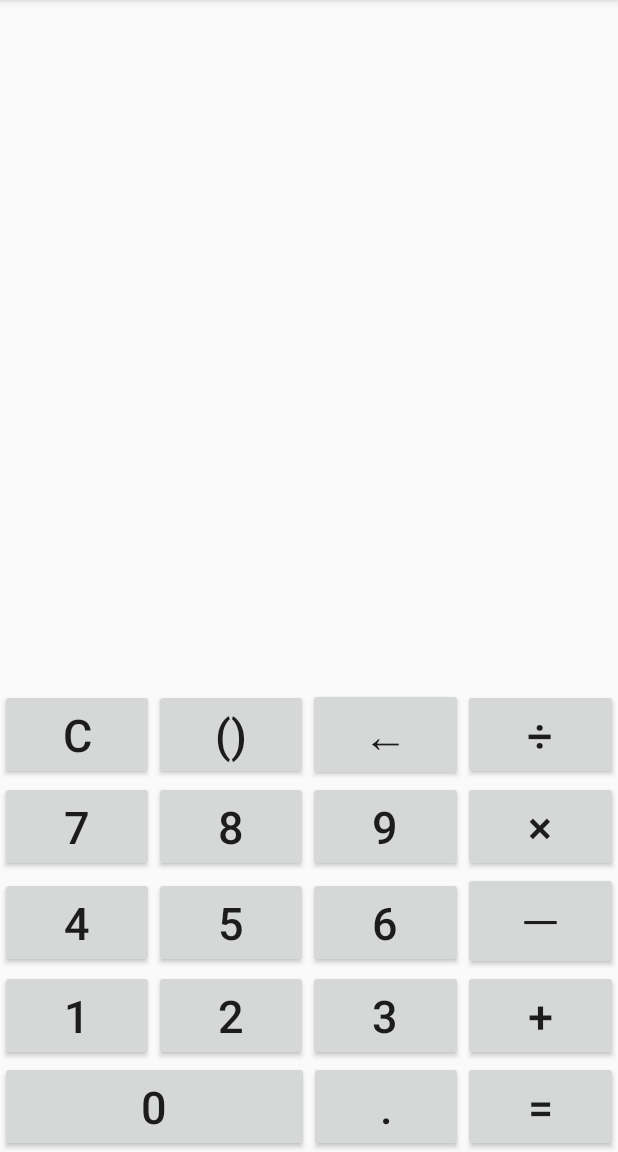
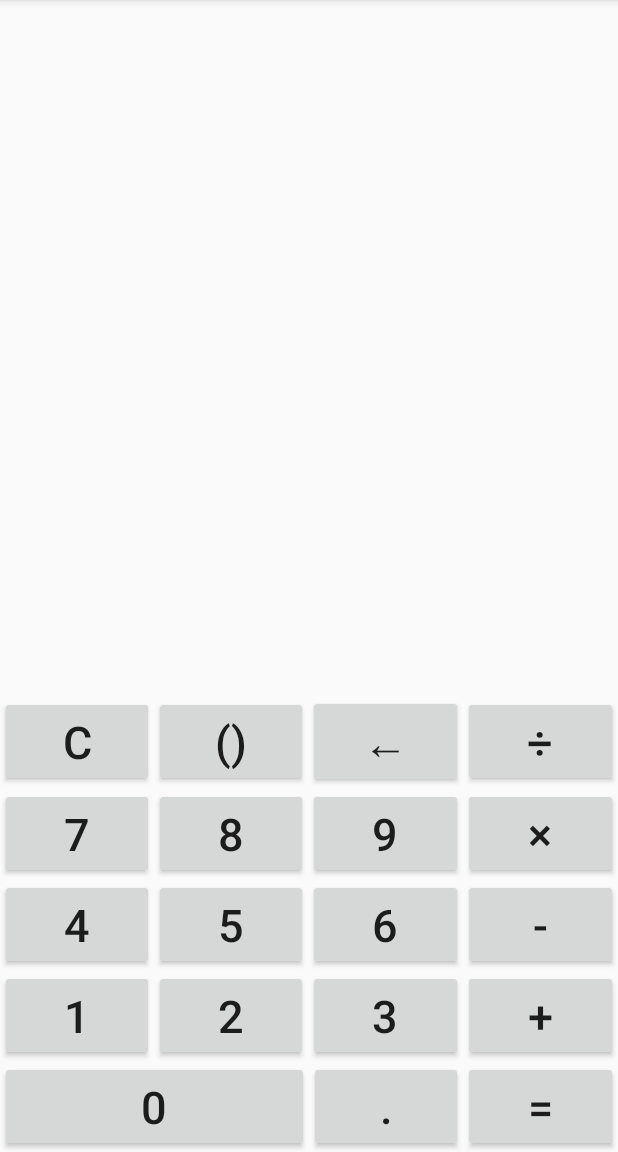
Before and after one commit to CidoLiu/Calculator, an Android app: the screen it shows after launch (MainActivity), on a phone screen of 412 x 824 dp, the part 84-1236 px from its top. Run offline under Robolectric (Android 15) with nearby library versions, the phone set to English and light mode, and no system bars.

Commit message:
修复了减法运算减号格式无法识别的问题

```diff
--- a/app/src/main/java/com/example/jin/calculator/MainActivity.java
+++ b/app/src/main/java/com/example/jin/calculator/MainActivity.java
@@ -1,5 +1,5 @@
 /**
- * 最后更新与2017/7/7
+ * 最后更新于2017/7/7
  * 功能描述：
  * 1.只能支持两位double数做四则运算
  * 2.无法判断算术优先级
@@ -151,7 +151,7 @@ public class MainActivity extends AppCompatActivity implements View.OnClickListe
                 text += '+';
                 break;
             case R.id.button_sub:
-                text += '－';
+                text += '-';
                 break;
             case R.id.button_mul:
                 text += '×';
--- a/app/src/main/res/layout/activity_main.xml
+++ b/app/src/main/res/layout/activity_main.xml
@@ -131,7 +131,7 @@
             android:layout_width="0dp"
             android:layout_height="wrap_content"
             android:layout_weight="1"
-            android:text="－"
+            android:text="-"
             android:textSize="30dp"/>
     </LinearLayout>
 
```
